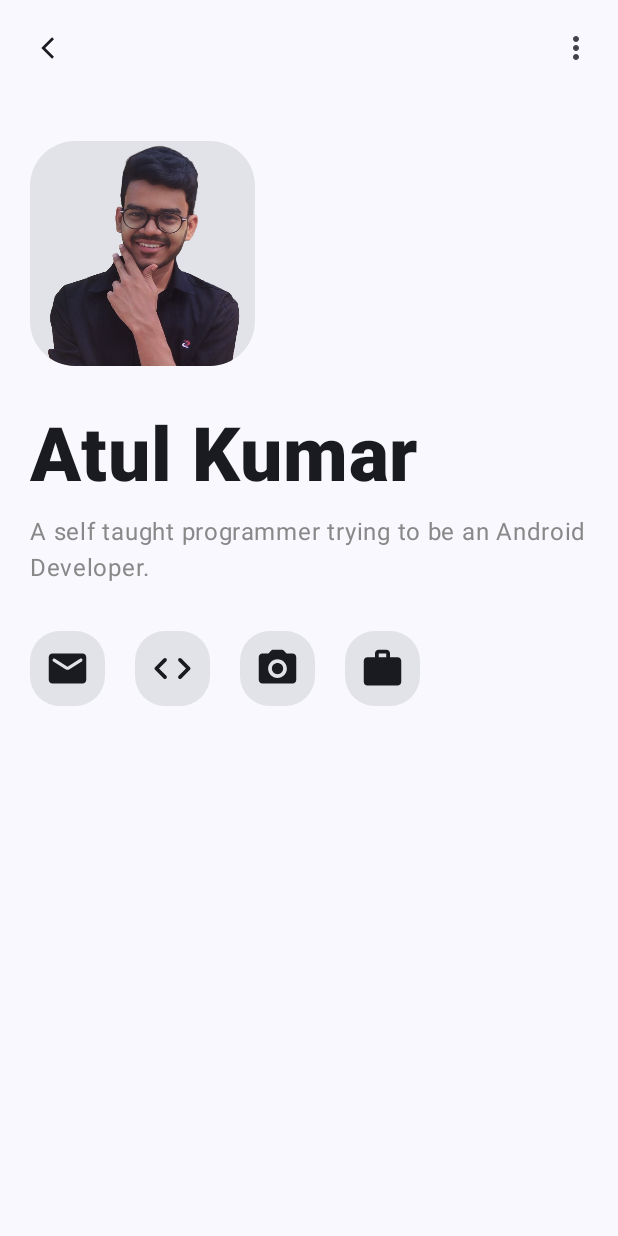
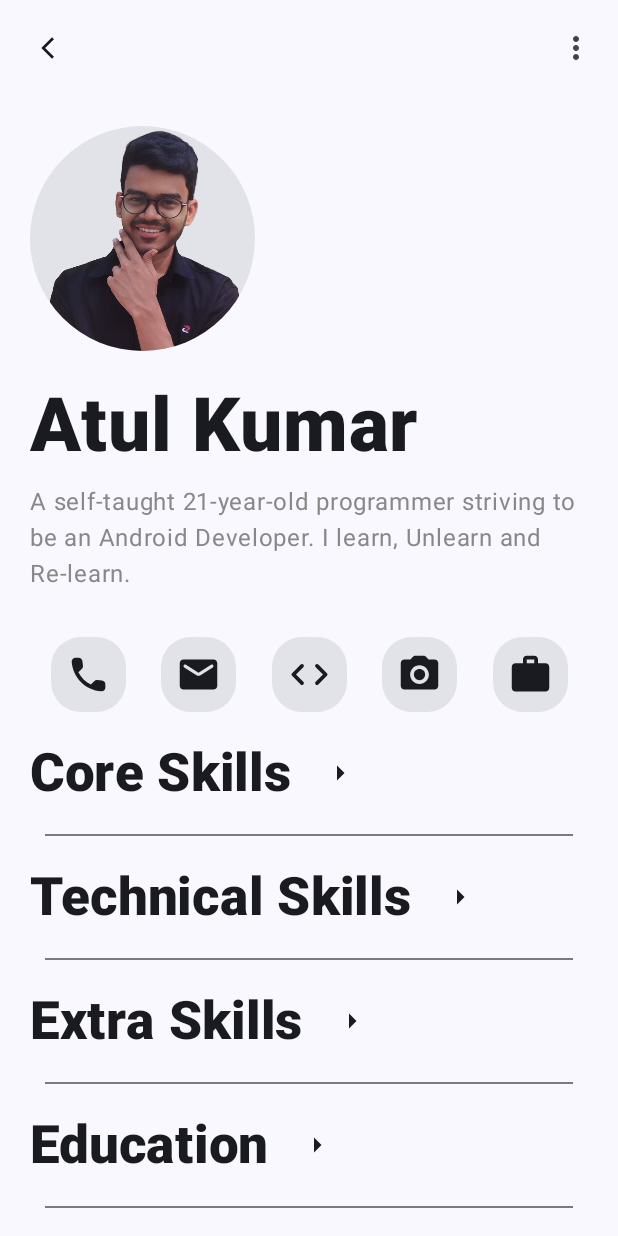
Before and after one commit to justatulcodes/expeknow_store, an Android app built with Jetpack Compose: the screen it shows after launch (MainActivity), after a tap on "profile pic", on a phone screen of 412 x 824 dp. Run offline under Robolectric (Android 15) with nearby library versions, the phone set to English and light mode, and no system bars; our stand-ins replace Shimmer; libraries missing offline, so code that uses them is left out: com.skydoves.landscapist; 4 statements that could not run were skipped.

Commit message:
add few more widgets in profile page

```diff
--- a/app/build.gradle
+++ b/app/build.gradle
@@ -22,7 +22,7 @@ android {
 
     buildTypes {
         release {
-            minifyEnabled false
+            minifyEnabled true
             proguardFiles getDefaultProguardFile('proguard-android-optimize.txt'), 'proguard-rules.pro'
         }
     }
--- a/app/src/main/java/com/expeknow/store/AppStore.kt
+++ b/app/src/main/java/com/expeknow/store/AppStore.kt
@@ -3,6 +3,7 @@ package com.expeknow.store
 
 import android.annotation.SuppressLint
 import androidx.compose.foundation.ScrollState
+import androidx.compose.foundation.rememberScrollState
 import androidx.compose.material.Scaffold
 import androidx.compose.material3.ExperimentalMaterial3Api
 import androidx.compose.runtime.Composable
@@ -11,6 +12,7 @@ import androidx.navigation.NavHostController
 import androidx.navigation.NavType
 import androidx.navigation.compose.NavHost
 import androidx.navigation.compose.composable
+import androidx.navigation.compose.rememberNavController
 import androidx.navigation.navArgument
 import com.expeknow.store.network.App
 import com.expeknow.store.network.StoreManager
@@ -24,8 +26,10 @@ import kotlinx.coroutines.*
 @OptIn(ExperimentalMaterial3Api::class)
 @SuppressLint("UnusedMaterialScaffoldPaddingParameter")
 @Composable
-fun AppStore(scrollState: ScrollState, navController: NavHostController) {
+fun AppStore() {
 
+    val navController = rememberNavController()
+    val scrollState : ScrollState = rememberScrollState()
     val storeManager = remember { StoreManager() }
 
 
@@ -49,7 +53,7 @@ fun AppStore(scrollState: ScrollState, navController: NavHostController) {
                 DetailsPage(navController = navController, appData = appData)
             }
             composable(NavigationScreens.Profile.route){
-                ProfilePage(navController = navController)
+                ProfilePage(navController = navController, scrollState)
             }
             composable(NavigationScreens.Screenshot.route,
             arguments = listOf(navArgument("link"){type= NavType.StringType})
--- a/app/src/main/java/com/expeknow/store/Constants.kt
+++ b/app/src/main/java/com/expeknow/store/Constants.kt
@@ -9,4 +9,5 @@ class Constants {
     val screenshot: String = "screenshotPage/{link}"
     val lightModeBackgroundColor = Color(0xFFFEFAFE)
     val darkModeBackgroundColor = Color(0xFF1C1B20)
+    val loremIpsum : String = "Lorem ipsum dolor sit amet. Est repellendus nihil hic adipisci sunt et quas impedit ut dolorum omnis et repudiandae magnam! Aut voluptatem reiciendis eos eligendi reprehenderit eos debitis molestiae est modi expedita eum iste nulla. Sit molestiae quod in officia deserunt qui eius aspernatur et voluptatem labore ex quidem quos qui suscipit atque ut recusandae voluptate. "
 }
--- a/app/src/main/java/com/expeknow/store/MainActivity.kt
+++ b/app/src/main/java/com/expeknow/store/MainActivity.kt
@@ -25,9 +25,7 @@ class MainActivity : ComponentActivity() {
                     modifier = Modifier.fillMaxSize(),
                     color = MaterialTheme.colorScheme.background
                 ) {
-                    val navController = rememberNavController()
-                    val scrollState : ScrollState = rememberScrollState()
-                    AppStore(scrollState = scrollState, navController = navController)
+                    AppStore()
                 }
             }
         }
--- a/app/src/main/java/com/expeknow/store/network/StoreManager.kt
+++ b/app/src/main/java/com/expeknow/store/network/StoreManager.kt
@@ -23,11 +23,8 @@ class StoreManager {
         }
 
     init {
-        runBlocking {
             getAllApps()
             getFeaturedApps()
-        }
-
     }
 
     fun getAllApps() {
--- a/app/src/main/java/com/expeknow/store/ui/windows/DetailsPage.kt
+++ b/app/src/main/java/com/expeknow/store/ui/windows/DetailsPage.kt
@@ -125,7 +125,7 @@ fun DetailsPage(navController: NavController, appData: App) {
 
             ) {
                 Row {
-                    AppStatsText(statText = "Size : ${appData.size} MB")
+                    AppStatsText(statText = "Size: ${appData.size} MB")
 
                 }
                 Row {
@@ -143,7 +143,7 @@ fun DetailsPage(navController: NavController, appData: App) {
             //Download button
             Button(onClick = { },
                 modifier = Modifier
-                    .padding(10.dp)
+                    .padding(15.dp)
                     .fillMaxWidth(),
             shape = RoundedCornerShape(10.dp),
             colors = ButtonDefaults.buttonColors(
@@ -159,9 +159,11 @@ fun DetailsPage(navController: NavController, appData: App) {
                 )
             }
 
-            //Video card
-            Box(modifier = Modifier.padding(10.dp)) {
-                VideoCard(videoLink = "")
+            //App screenshots
+            LazyRow(modifier = Modifier.padding(horizontal = 5.dp)) {
+                items(appData.screenshot!!.size){
+                    AppScreenshot(imageLink = appData.screenshot[it], navController = navController)
+                }
             }
 
             //Description Box
@@ -169,12 +171,11 @@ fun DetailsPage(navController: NavController, appData: App) {
                 DescriptionBox(appData = appData)
             }
 
-            //App screenshots
-            LazyRow(modifier = Modifier.padding(0.dp)) {
-                items(appData.screenshot!!.size){
-                    AppScreenshot(imageLink = appData.screenshot[it], navController = navController)
-                }
+            //Video card
+            Box(modifier = Modifier.padding(10.dp)) {
+                VideoCard(videoLink = "")
             }
+
 
             //other apps row
 //            AppListRow(appList = Apps(), heading = "Other Apps", navController = navController)
@@ -292,9 +293,9 @@ fun VideoCard(videoLink: String) {
 fun AppScreenshot(imageLink: String, navController: NavController) {
     Card(
         modifier = Modifier
-            .padding(5.dp)
-            .height(333.dp)
-            .width(150.dp),
+            .padding(4.dp)
+            .height(222.dp)
+            .width(100.dp),
         shape = RoundedCornerShape(10.dp),
         onClick = {
             val url = URLEncoder.encode(imageLink, "UTF-8")
--- a/app/src/main/java/com/expeknow/store/ui/windows/ProfilePage.kt
+++ b/app/src/main/java/com/expeknow/store/ui/windows/ProfilePage.kt
@@ -1,41 +1,66 @@
 package com.expeknow.store.ui.windows
 
+import androidx.compose.animation.AnimatedVisibility
+import androidx.compose.animation.EnterTransition
 import androidx.compose.foundation.Image
+import androidx.compose.foundation.ScrollState
+import androidx.compose.foundation.clickable
+import androidx.compose.foundation.gestures.scrollable
+import androidx.compose.foundation.interaction.InteractionSource
+import androidx.compose.foundation.interaction.MutableInteractionSource
+import androidx.compose.foundation.layout.Arrangement
 import androidx.compose.foundation.layout.Column
 import androidx.compose.foundation.layout.Row
+import androidx.compose.foundation.layout.fillMaxWidth
+import androidx.compose.foundation.layout.height
 import androidx.compose.foundation.layout.padding
 import androidx.compose.foundation.layout.size
+import androidx.compose.foundation.layout.width
+import androidx.compose.foundation.rememberScrollState
 import androidx.compose.foundation.shape.RoundedCornerShape
+import androidx.compose.foundation.verticalScroll
 import androidx.compose.material.icons.Icons
+import androidx.compose.material.icons.filled.ArrowDropDown
+import androidx.compose.material.icons.filled.ArrowRight
+import androidx.compose.material.icons.filled.Call
 import androidx.compose.material.icons.outlined.ArrowBackIos
 import androidx.compose.material.icons.outlined.MoreVert
+import androidx.compose.material.icons.rounded.Call
 import androidx.compose.material.icons.rounded.Code
 import androidx.compose.material.icons.rounded.Mail
 import androidx.compose.material.icons.rounded.PhotoCamera
 import androidx.compose.material.icons.rounded.Work
 import androidx.compose.material3.Card
 import androidx.compose.material3.CenterAlignedTopAppBar
+import androidx.compose.material3.Divider
 import androidx.compose.material3.ExperimentalMaterial3Api
 import androidx.compose.material3.Icon
 import androidx.compose.material3.IconButton
 import androidx.compose.material3.Scaffold
 import androidx.compose.material3.Text
 import androidx.compose.runtime.Composable
+import androidx.compose.runtime.getValue
+import androidx.compose.runtime.mutableStateOf
+import androidx.compose.runtime.remember
+import androidx.compose.runtime.setValue
+import androidx.compose.ui.Alignment
 import androidx.compose.ui.Modifier
 import androidx.compose.ui.graphics.Color
 import androidx.compose.ui.graphics.vector.ImageVector
 import androidx.compose.ui.layout.ContentScale
+import androidx.compose.ui.modifier.modifierLocalConsumer
 import androidx.compose.ui.res.painterResource
 import androidx.compose.ui.text.font.FontWeight
 import androidx.compose.ui.unit.dp
 import androidx.compose.ui.unit.sp
 import androidx.navigation.NavController
+import com.expeknow.store.Constants
 import com.expeknow.store.R
 import com.expeknow.store.widgets.TopBar
 
 @OptIn(ExperimentalMaterial3Api::class)
 @Composable
-fun ProfilePage(navController: NavController) {
+fun ProfilePage(navController: NavController, scrollState: ScrollState) {
     Scaffold(
         topBar = {
             TopBar(navController)
@@ -43,13 +68,14 @@ fun ProfilePage(navController: NavController) {
     ) {
         Column(
             Modifier
-                .padding(it)) {
+                .padding(it)
+                .verticalScroll(scrollState)) {
 
             //profile Image
             Card(modifier = Modifier
-                .padding(vertical = 30.dp, horizontal = 20.dp)
+                .padding(vertical = 20.dp, horizontal = 20.dp)
                 .size(150.dp),
-            shape = RoundedCornerShape(30.dp)
+            shape = RoundedCornerShape(100.dp)
             ) {
                 Image(painter = painterResource(id = R.drawable.profile),
                     contentDescription = "",
@@ -63,18 +89,31 @@ fun ProfilePage(navController: NavController) {
             fontWeight = FontWeight.Black)
 
             //description
-            Text(text = "A self taught programmer trying to be an Android Developer.",
+            Text(text = "A self-taught 21-year-old programmer striving to be an Android Developer." +
+                    " I learn, Unlearn and Re-learn.",
                 Modifier.padding(horizontal = 20.dp, vertical = 10.dp),
             fontSize = 16.sp,
             color = Color.Gray)
 
             //Social links
-            Row (Modifier.padding(horizontal = 10.dp)){
+            Row (
+                Modifier
+                    .padding(horizontal = 10.dp)
+                    .fillMaxWidth(),
+            horizontalArrangement = Arrangement.SpaceEvenly){
+                SocialIcons(icon = Icons.Rounded.Call, contentDescription = "call")
                 SocialIcons(icon = Icons.Rounded.Mail, contentDescription = "mail")
                 SocialIcons(icon = Icons.Rounded.Code, contentDescription = "github")
                 SocialIcons(icon = Icons.Rounded.PhotoCamera, contentDescription = "instagram")
                 SocialIcons(icon = Icons.Rounded.Work, contentDescription = "linkedin")
             }
+
+            ProfileDetailHeading(headingString = "Core Skills", description = Constants().loremIpsum)
+            ProfileDetailHeading(headingString = "Technical Skills", description = Constants().loremIpsum)
+            ProfileDetailHeading(headingString = "Extra Skills", description = Constants().loremIpsum)
+            ProfileDetailHeading(headingString = "Education", description = Constants().loremIpsum)
+
+
         }
     }
 }
@@ -83,10 +122,49 @@ fun ProfilePage(navController: NavController) {
 @Composable
 fun SocialIcons(icon: ImageVector, contentDescription: String) {
     Card(shape = RoundedCornerShape(20.dp),
-        modifier = Modifier.padding(horizontal = 10.dp, vertical = 20.dp)) {
+        modifier = Modifier.padding(horizontal = 0.dp, vertical = 20.dp)) {
         Icon(imageVector = icon, contentDescription = contentDescription,
             modifier = Modifier
                 .size(50.dp)
                 .padding(10.dp))
     }
 }
+
+
+@Composable
+fun ProfileDetailHeading(headingString: String, description: String) {
+
+    val interactionSource = remember{
+        MutableInteractionSource()
+    }
+    var isExpanded by remember {
+        mutableStateOf(false)
+    }
+    Column {
+        Row(verticalAlignment = Alignment.CenterVertically) {
+            Text(text = headingString,
+                modifier = Modifier
+                    .padding(horizontal = 20.dp)
+                    .clickable(interactionSource = interactionSource, indication = null) {
+                        isExpanded = !isExpanded
+                    },
+                fontSize = 35.sp,
+                fontWeight = FontWeight.Black)
+            Icon(imageVector =  if(isExpanded) Icons.Filled.ArrowDropDown else Icons.Filled.ArrowRight,
+                contentDescription = "expand",
+                modifier = Modifier
+                    .clickable { isExpanded = !isExpanded })
+        }
+        AnimatedVisibility(visible = isExpanded,
+        ) {
+            Text(text = "\n"+ description,
+                fontSize = 14.sp,
+                color = Color.Gray,
+                modifier = Modifier.padding(horizontal = 20.dp),
+            )
+        }
+    }
+
+    Divider(modifier = Modifier.padding(vertical = 20.dp, horizontal = 30.dp))
+
+}
```
